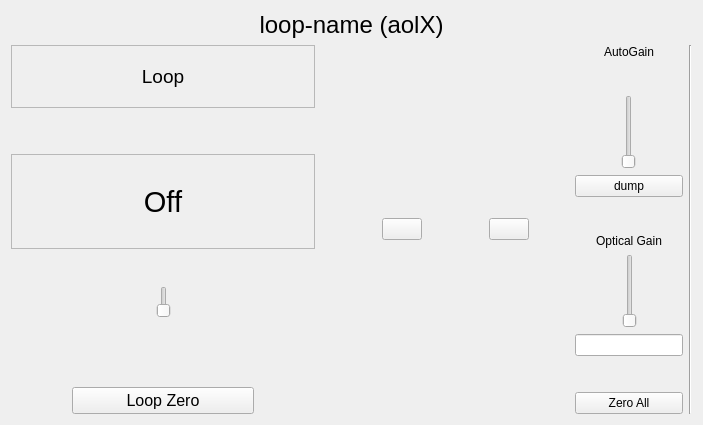
The window that gui/widgets/loopCtrl/loopCtrl.ui (magao-x/MagAOX) describes before a commit, drawn with Qt 5.
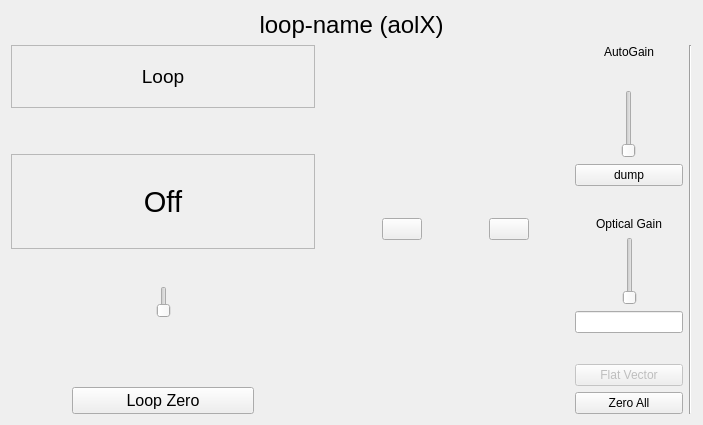
The same window after the commit. Icons and pictures are not drawn. Custom widgets are drawn as their Qt base class.

Commit message: Add Flat Vector control for loop gains

What changed in the file:
```diff
--- a/gui/widgets/loopCtrl/loopCtrl.ui
+++ b/gui/widgets/loopCtrl/loopCtrl.ui
@@ -369,6 +369,19 @@
            </property>
           </spacer>
          </item>
+         <item>
+          <widget class="QPushButton" name="button_flatVector">
+           <property name="enabled">
+            <bool>false</bool>
+           </property>
+           <property name="focusPolicy">
+            <enum>Qt::NoFocus</enum>
+           </property>
+           <property name="text">
+            <string>Flat Vector</string>
+           </property>
+          </widget>
+         </item>
          <item>
           <widget class="QPushButton" name="button_zeroall">
            <property name="text">
```
The commit also changes 4 other files.
